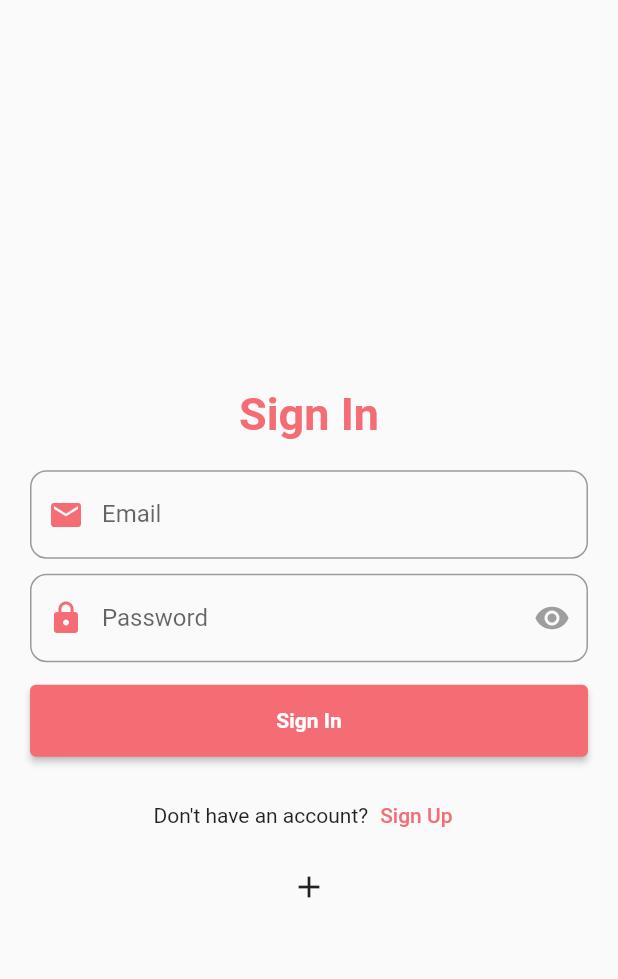
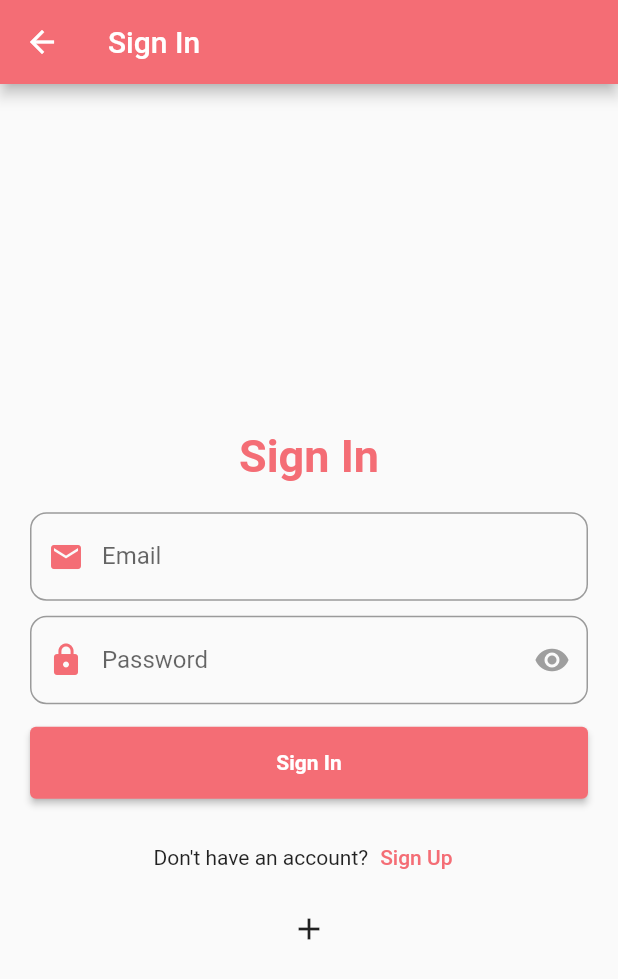
Before and after one commit to overlorddamygod/raktadaan, a Flutter app: the screen it shows after launch, after a tap on "Sign In", on a phone screen of 412 x 824 dp. Shown: the top 979 px of the screen. Run offline on Flutter 3.47's test engine with Material 2 defaults, Android fonts, the light colour scheme and no system bars; our stand-ins replace cloud_firestore, email_validator, firebase_auth, firebase_core, flutter_svg, get and 1 more; accounts and stored records are empty.

Commit message:
Add homepage and Search for Donors

```diff
--- a/lib/src/controllers/app_controller.dart
+++ b/lib/src/controllers/app_controller.dart
@@ -3,7 +3,9 @@ import 'package:get/get.dart';
 import 'package:shared_preferences/shared_preferences.dart';
 
 class AppController extends GetxController {
-  RxString locale = 'en'.obs;
+  static AppController to = Get.find();
+
+  static RxString locale = 'en'.obs;
   RxString theme = 'light'.obs;
 
   ThemeMode get themeMode =>
--- a/lib/src/helpers/localization.dart
+++ b/lib/src/helpers/localization.dart
@@ -4,6 +4,7 @@ class Localization extends Translations {
   @override
   Map<String, Map<String, String>> get keys => {
         'en': {
+          'raktadaan': 'Raktadaan',
           'signin': 'Sign In',
           'signup': 'Sign Up',
           'create_account': 'Create Account',
@@ -12,10 +13,19 @@ class Localization extends Translations {
           'skip': 'Skip',
           'have_account_already': 'Already have an account?',
           'dont_have_account': 'Don\'t have an account?',
+          'search': 'Search',
+          'search_for_blood_donors': 'Search for Blood Donors',
+          'search_for_donors': 'Search for Donors',
+          'search_for_donors_n': 'Search for\nDonors',
+          'search_for_blood_donors_n': 'Search for\nBlood Donors',
+          'call': 'Call',
+          'verified': 'Verified',
+          'not_verified': 'Not Verified',
         },
 
         // nepali
         'ne': {
+          'raktadaan': 'रक्तदान',
           'signin': 'साइन इन',
           'signup': 'साइन अप',
           'create_account': 'खाता बनाउनुहोस्',
@@ -24,6 +34,13 @@ class Localization extends Translations {
           'skip': 'छोड्नुहोस्',
           'have_account_already': 'पहिले नै खाता छ?',
           'dont_have_account': 'खाता छैन?',
+          'search': 'खोज्नुहोस्',
+          'search_for_blood_donors': 'रक्तदाताहरूको लागि खोज्नुहोस्',
+          'search_for_blood_donors_n': 'रक्तदाताहरूको लागि\nखोज्नुहोस्',
+          'search_for_donors_n': 'रक्तदाताहरूको लागि\nखोज्नुहोस्',
+          'call': 'कल',
+          'verified': 'सत्यापित',
+          'not_verified': 'सत्यापित छैन',
         },
       };
 }
--- a/lib/src/models/user_model.dart
+++ b/lib/src/models/user_model.dart
@@ -10,6 +10,7 @@ class UserModel {
   String bloodGroup = '';
   String citizenshipNo = '';
   bool verified;
+  bool donor;
 
   UserModel({
     required this.uid,
@@ -22,6 +23,7 @@ class UserModel {
     required this.bloodGroup,
     required this.citizenshipNo,
     required this.verified,
+    required this.donor,
   });
 
   factory UserModel.fromMap(Map data) {
@@ -36,6 +38,7 @@ class UserModel {
       bloodGroup: data['bloodGroup'] ?? '',
       citizenshipNo: data['citizenshipNo'] ?? '',
       verified: data['verified'] ?? false,
+      donor: data['donor'] ?? false,
     );
   }
 
@@ -49,7 +52,10 @@ class UserModel {
         'mobileNumber': mobileNumber,
         'bloodGroup': bloodGroup,
         'citizenshipNo': citizenshipNo,
+        'donor': donor,
       };
 
   static final defaultUser = UserModel.fromMap({});
+
+  get fullName => '$firstName ${middleName ?? '$middleName '}$lastName';
 }
--- a/lib/src/screens/home_screen.dart
+++ b/lib/src/screens/home_screen.dart
@@ -1,13 +1,11 @@
-import 'package:firebase_auth/firebase_auth.dart';
 import 'package:flutter/material.dart';
-import 'package:geocode/geocode.dart';
 import 'package:get/get.dart';
-import 'package:raktadaan/src/controllers/app_controller.dart';
 import 'package:raktadaan/src/controllers/controllers.dart';
 import 'package:raktadaan/src/screens/menu.dart';
+import 'package:raktadaan/src/screens/search_blood.dart';
 import 'package:raktadaan/src/screens/sign_in.dart';
 import 'package:raktadaan/src/screens/sign_up.dart';
-import 'package:geocoding/geocoding.dart';
+import 'package:raktadaan/src/widgets/widgets.dart';
 
 class HomeScreen extends StatefulWidget {
   const HomeScreen({super.key});
@@ -20,6 +18,7 @@ class HomeScreen extends StatefulWidget {
 
 class _HomeScreenState extends State<HomeScreen> {
   int _selectedIndex = 0;
+  List<Widget> _pages = [];
 
   void _onItemTapped(int index) {
     setState(() {
@@ -27,29 +26,29 @@ class _HomeScreenState extends State<HomeScreen> {
     });
   }
 
-  static const List<Widget> _pages = <Widget>[
-    Home(),
-    Center(
-      child: Icon(
-        Icons.search,
-        size: 150,
+  @override
+  initState() {
+    _pages = <Widget>[
+      Home(
+        onSearchTap: () {
+          _onItemTapped(1);
+        },
       ),
-    ),
-    Center(
+      const SearchBloodScreen(),
+      const Center(
         child: Icon(
           Icons.notifications,
           size: 150,
         ),
       ),
-    Menu(),
+      const Menu(),
     ];
+    super.initState();
+  }
 
   @override
   Widget build(BuildContext context) {
     return Scaffold(
-        // appBar: AppBar(
-        //   title: const Text('Home'),
-        // ),
       body: IndexedStack(
         index: _selectedIndex,
         children: _pages,
@@ -69,72 +68,74 @@ class _HomeScreenState extends State<HomeScreen> {
           BottomNavigationBarItem(icon: Icon(Icons.menu), label: 'Menu'),
           // BottomNavigationBarItem(icon: Icon(Icons.menu), label: 'Menu'),
         ],
-        ));
+      ),
+    );
   }
 }
 
 class Home extends StatelessWidget {
-  const Home({super.key});
+  final VoidCallback onSearchTap;
+  const Home({super.key, required this.onSearchTap});
 
   @override
   Widget build(BuildContext context) {
-    return Column(
+    return Scaffold(
+      appBar: AppBar(
+        title: Text('raktadaan'.tr),
+      ),
+      body: Padding(
+        padding: const EdgeInsets.all(8.0),
+        child: Column(
           children: [
-        Text('signin'.tr),
-        TextButton(
-          style: ButtonStyle(
-            foregroundColor: MaterialStateProperty.all<Color>(Colors.blue),
+            Obx(() {
+              if (!AuthController.to.isLoggedIn.value) {
+                return RButton(
+                  buttonTitle: "signin".tr,
+                  onPressed: () {
+                    Get.to(() => const SignIn());
+                  },
+                );
+              }
+              return const SizedBox();
+            }),
+            const SizedBox(
+              height: 10,
             ),
-          onPressed: () {
-            Get.to(const SignUp());
+            Row(
+              mainAxisAlignment: MainAxisAlignment.spaceBetween,
+              children: [
+                RHomeIconButton(
+                    onTap: () {
+                      Get.to(() => const SignUp());
                     },
-          child: const Text('Become A Doner'),
+                    text: "Become\na donor".tr,
+                    icon: const Icon(Icons.person_add),
+                    color: Colors.green),
+                RHomeIconButton(
+                  onTap: () {
+                    onSearchTap();
+                  },
+                  text: "search_for_donors_n".tr,
+                  icon: const Icon(Icons.search),
+                  color: Colors.blue,
                 ),
-        TextButton(
-          style: ButtonStyle(
-            foregroundColor: MaterialStateProperty.all<Color>(Colors.blue),
+                RHomeIconButton(
+                  onTap: () {},
+                  text: "Events".tr,
+                  icon: const Icon(Icons.event),
+                  color: Colors.blue,
                 ),
-          onPressed: () {
-            Get.to(const SignIn());
-          },
-          child: const Text('Sign In'),
+                RHomeIconButton(
+                  onTap: () {},
+                  text: "Nearby\nHospitals".tr,
+                  icon: const Icon(Icons.local_hospital),
+                  color: Colors.blue,
                 ),
-        TextButton(
-          onPressed: () {
-            final controller = Get.find<AppController>();
-
-            // controller.setLocale('en');
-          },
-          child: const Text('Language'),
+              ],
             ),
-        TextButton(
-          onPressed: () async {
-            final currentAddress = await GeoCode()
-                .reverseGeocoding(latitude: 27.66324, longitude: 85.32315);
-            print(currentAddress.toString());
-            await placemarkFromCoordinates(27.66324, 85.32315)
-                .then((List<Placemark> placemarks) {
-              print(placemarks.length);
-              Placemark place = placemarks[0];
-              // place.administrativeArea
-              print(
-                  '${place.locality} ${place.street}, ${place.subLocality},${place.administrativeArea}, ${place.postalCode} ${place.country} ${place.postalCode}');
-            }).catchError((e) {
-              debugPrint(e);
-            });
-          },
-          child: const Text('Location'),
+          ],
         ),
-        TextButton(
-          onPressed: () {
-            AuthController.to.signOut();
-            // controller.setLocale('en');
-          },
-          child: const Text('SignOut'),
       ),
-        if (AuthController.to.isLoggedIn.value)
-          Text(AuthController.to.currentUser!.email.toString())
-      ],
     );
   }
 }
--- a/lib/src/screens/sign_in.dart
+++ b/lib/src/screens/sign_in.dart
@@ -5,9 +5,9 @@ import 'package:flutter/material.dart';
 import 'package:get/get.dart';
 import 'package:raktadaan/src/constants/app_themes.dart';
 import 'package:raktadaan/src/screens/home_screen.dart';
-import 'package:raktadaan/src/widgets/Button.dart';
-import 'package:raktadaan/src/widgets/TextInput.dart';
-import 'package:raktadaan/src/widgets/password_input.dart';
+import 'package:raktadaan/src/screens/sign_up.dart';
+import 'package:raktadaan/src/widgets/full_page_loading.dart';
+import 'package:raktadaan/src/widgets/widgets.dart';
 
 class SignIn extends StatefulWidget {
   const SignIn({super.key});
@@ -31,7 +31,11 @@ class _SignInState extends State<SignIn> {
   @override
   Widget build(BuildContext context) {
     return Scaffold(
-      body: Container(
+      appBar: AppBar(
+        title: Text('signin'.tr),
+      ),
+      body: FullPageLoading(
+        builder: (setLoading) => Container(
           padding: const EdgeInsets.symmetric(horizontal: 20),
           child: Column(
             mainAxisAlignment: MainAxisAlignment.center,
@@ -89,9 +93,9 @@ class _SignInState extends State<SignIn> {
                       ),
                       Container(
                         margin: const EdgeInsets.symmetric(vertical: 15),
-                      child: Button(
+                        child: RButton(
                           onPressed: () {
-                          signIn();
+                            signIn(setLoading);
                           },
                           buttonTitle: 'signin'.tr,
                         ),
@@ -102,7 +106,7 @@ class _SignInState extends State<SignIn> {
                           Text('dont_have_account'.tr),
                           TextButton(
                             onPressed: () {
-                            Get.back();
+                              Get.to(() => const SignUp());
                             },
                             child: Text(
                               "signup".tr,
@@ -127,11 +131,14 @@ class _SignInState extends State<SignIn> {
             ],
           ),
         ),
+      ),
     );
   }
 
-  signIn() async {
+  signIn(setLoading) async {
+    setLoading(true);
     if (!_formKey.currentState!.validate()) {
+      setLoading(false);
       Get.showSnackbar(const GetSnackBar(
         title: "Enter valid data",
         message: "Input Validation failed",
@@ -139,8 +146,8 @@ class _SignInState extends State<SignIn> {
       return;
     }
     _formKey.currentState!.save();
-
     try {
+      // Code to be executed after the delay
       final user = await FirebaseAuth.instance.signInWithEmailAndPassword(
         email: formData.email,
         password: formData.password,
@@ -160,6 +167,8 @@ class _SignInState extends State<SignIn> {
         message: e.toString(),
         duration: const Duration(seconds: 2),
       ));
+    } finally {
+      setLoading(false);
     }
   }
 }
--- a/lib/src/widgets/Button.dart
+++ b/lib/src/widgets/Button.dart
@@ -1,10 +1,11 @@
 import 'package:flutter/material.dart';
 import 'package:get/get.dart';
 
-class Button extends StatelessWidget {
+class RButton extends StatelessWidget {
   final String buttonTitle;
   final VoidCallback onPressed;
-  const Button({super.key, required this.buttonTitle, required this.onPressed});
+  const RButton(
+      {super.key, required this.buttonTitle, required this.onPressed});
 
   @override
   Widget build(BuildContext context) {
--- /dev/null
+++ b/lib/src/widgets/blood_type_form_select.dart
@@ -0,0 +1,56 @@
+import 'package:flutter/material.dart';
+
+class BloodTypeFormSelect extends StatelessWidget {
+  final void Function(String?)? onSaved;
+  final void Function(String?)? onChanged;
+  final String? initialValue;
+
+  const BloodTypeFormSelect(
+      {super.key, this.initialValue, this.onSaved, this.onChanged});
+
+  @override
+  Widget build(BuildContext context) {
+    return FormField<String>(
+      initialValue: initialValue ?? 'A+',
+      validator: (value) {
+        // print("SAD ${value}");
+        if (value == null || value.isEmpty) {
+          return 'Please select blood group';
+        }
+        return null;
+      },
+      onSaved: onSaved,
+      builder: (FormFieldState<String> state) {
+        return InputDecorator(
+          decoration: InputDecoration(
+            border: OutlineInputBorder(
+              borderRadius: BorderRadius.circular(11),
+            ),
+            labelText: 'Blood Group',
+          ),
+          isEmpty: false,
+          child: DropdownButtonHideUnderline(
+            child: DropdownButton<String>(
+              value: state.value,
+              isDense: true,
+              onChanged: (String? newValue) {
+                state.didChange(newValue);
+                // formData.bloodGroup = newValue!;
+                if (onChanged != null) {
+                  onChanged!(newValue);
+                }
+              },
+              items: <String>['A+', 'A-', 'B+', 'B-', 'AB+', 'AB-', 'O+', 'O-']
+                  .map<DropdownMenuItem<String>>((String value) {
+                return DropdownMenuItem<String>(
+                  value: value,
+                  child: Text(value),
+                );
+              }).toList(),
+            ),
+          ),
+        );
+      },
+    );
+  }
+}
--- /dev/null
+++ b/lib/src/widgets/full_page_loading.dart
@@ -0,0 +1,38 @@
+import 'package:flutter/material.dart';
+
+class FullPageLoading extends StatefulWidget {
+  final Widget Function(void Function(bool)) builder;
+  const FullPageLoading({super.key, required this.builder});
+
+  @override
+  State<FullPageLoading> createState() => _FullPageLoadingState();
+}
+
+class _FullPageLoadingState extends State<FullPageLoading> {
+  bool isLoading = false;
+
+  setLoading(bool value) {
+    setState(() {
+      isLoading = value;
+    });
+  }
+
+  @override
+  Widget build(BuildContext context) {
+    return Stack(
+      children: [
+        widget.builder(setLoading),
+        if (isLoading)
+          Positioned.fill(
+            child: Container(
+              color: Colors.black
+                  .withOpacity(0.7), // Background color with opacity
+              child: const Center(
+                child: CircularProgressIndicator(),
+              ),
+            ),
+          ),
+      ],
+    );
+  }
+}
--- /dev/null
+++ b/lib/src/widgets/home_icon_button.dart
@@ -0,0 +1,46 @@
+import 'package:flutter/material.dart';
+
+class RHomeIconButton extends StatelessWidget {
+  final String text;
+  final VoidCallback onTap;
+  final Widget icon;
+  final Color? color;
+
+  const RHomeIconButton(
+      {super.key,
+      required this.onTap,
+      required this.text,
+      required this.icon,
+      this.color});
+
+  @override
+  Widget build(BuildContext context) {
+    return InkWell(
+      onTap: onTap,
+      child: Container(
+        height: 80,
+        width: 80,
+        // padding: EdgeInsets.all(6),
+        decoration: BoxDecoration(
+          borderRadius: BorderRadius.circular(10),
+          border: Border.all(
+            color: color ?? Colors.red,
+            width: 2,
+          ),
+        ),
+        child: Column(
+          mainAxisAlignment: MainAxisAlignment.center,
+          // crossAxisAlignment: CrossAxisAlignment.center,
+          children: [
+            icon,
+            Text(
+              text,
+              textAlign: TextAlign.center,
+              style: TextStyle(fontSize: 12),
+            ),
+          ],
+        ),
+      ),
+    );
+  }
+}
--- a/pubspec.yaml
+++ b/pubspec.yaml
@@ -22,6 +22,9 @@ dependencies:
   geocoding: ^2.1.1
   geocode: ^1.0.3
   google_sign_in: ^6.1.5
+  flutter_svg: ^0.22.0
+  url_launcher: ^6.2.1
+
 
 dev_dependencies:
   flutter_test:
```
Also changed, not shown: lib/src/screens/menu.dart (+2 -16 lines), lib/src/screens/search_blood.dart (added, +147 -0 lines), lib/src/screens/sign_up.dart (+94 -52 lines), lib/src/widgets/icon_button.dart (added, +41 -0 lines), lib/src/widgets/verified.dart (added, +26 -0 lines), lib/src/widgets/widgets.dart (added, +7 -0 lines), assets/images/blood_drop.svg (added), lib/src/widgets/text_input.dart (renamed from lib/src/widgets/TextInput.dart), pubspec.lock, 8 other files. Lines whose indentation alone changed are shown as unchanged.
